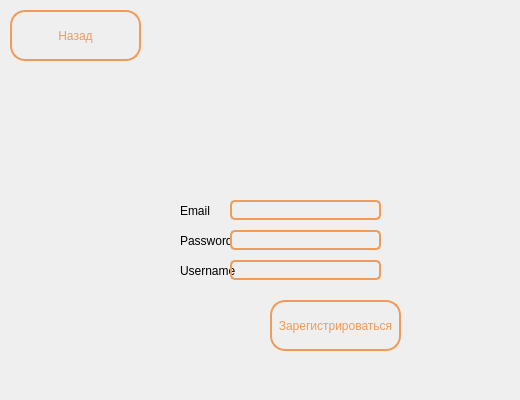
Old version of the form data/ui_files/registration_screen.ui in the repository Gelzy788/DnD-Helper; both pictures show x 0 to 520 and y 0 to 400 of the 731 by 491 pixel window.
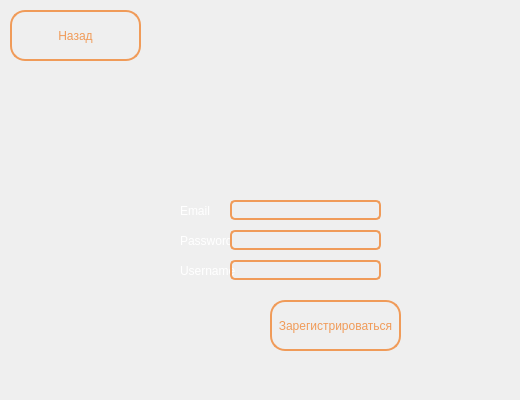
New version of the form. Icons and pictures are not drawn.

Commit message: Interface has been edited

```diff
--- a/data/ui_files/registration_screen.ui
+++ b/data/ui_files/registration_screen.ui
@@ -23,6 +23,11 @@
       <height>21</height>
      </rect>
     </property>
+    <property name="styleSheet">
+     <string notr="true">QLabel{
+	color: white;
+}</string>
+    </property>
     <property name="text">
      <string>Email</string>
     </property>
@@ -36,6 +41,11 @@
       <height>21</height>
      </rect>
     </property>
+    <property name="styleSheet">
+     <string notr="true">QLabel{
+	color: white;
+}</string>
+    </property>
     <property name="text">
      <string>Password</string>
     </property>
@@ -49,6 +59,11 @@
       <height>21</height>
      </rect>
     </property>
+    <property name="styleSheet">
+     <string notr="true">QLabel{
+	color: white;
+}</string>
+    </property>
     <property name="text">
      <string>Username</string>
     </property>
@@ -95,7 +110,8 @@
      </rect>
     </property>
     <property name="styleSheet">
-     <string notr="true">    background-color: transparent; /* Делаем фон прозрачным */
+     <string notr="true">	color: white;
+    background-color: transparent; /* Делаем фон прозрачным */
     border: 2px solid rgb(240, 155, 89);  /* Цвет границы */
     border-radius: 5px; /* Закругление углов (по желанию) */
 </string>
```
Left out of the diff: 6 changed lines with no effect on the pictures. The commit also changes 6 other files.
